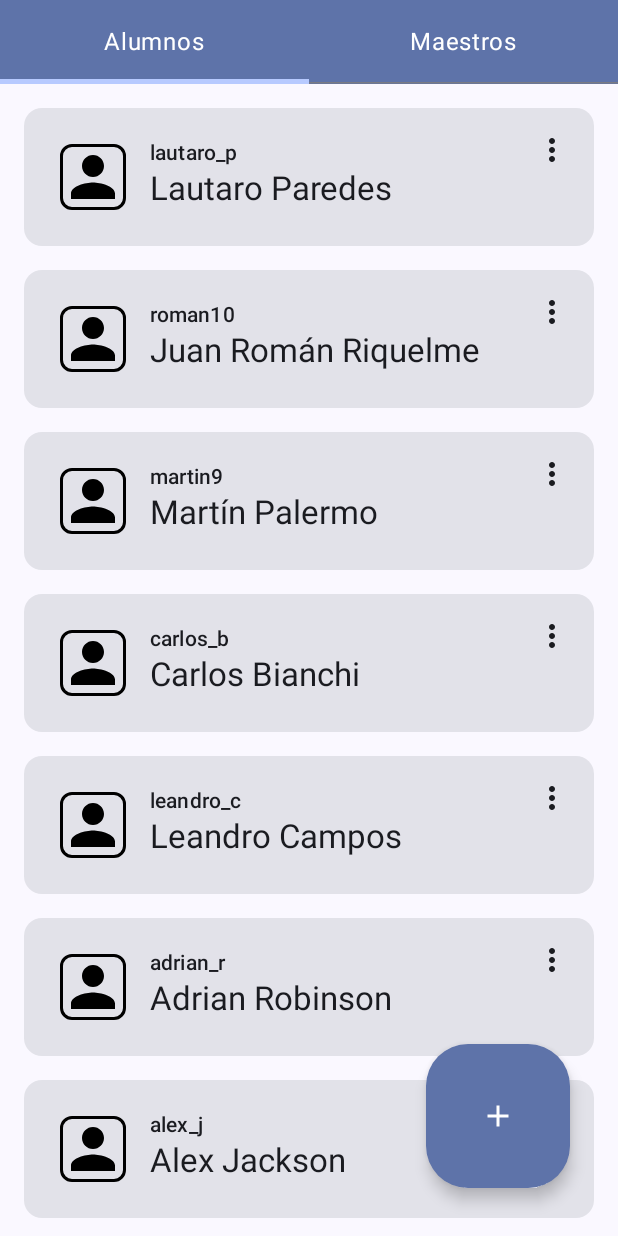
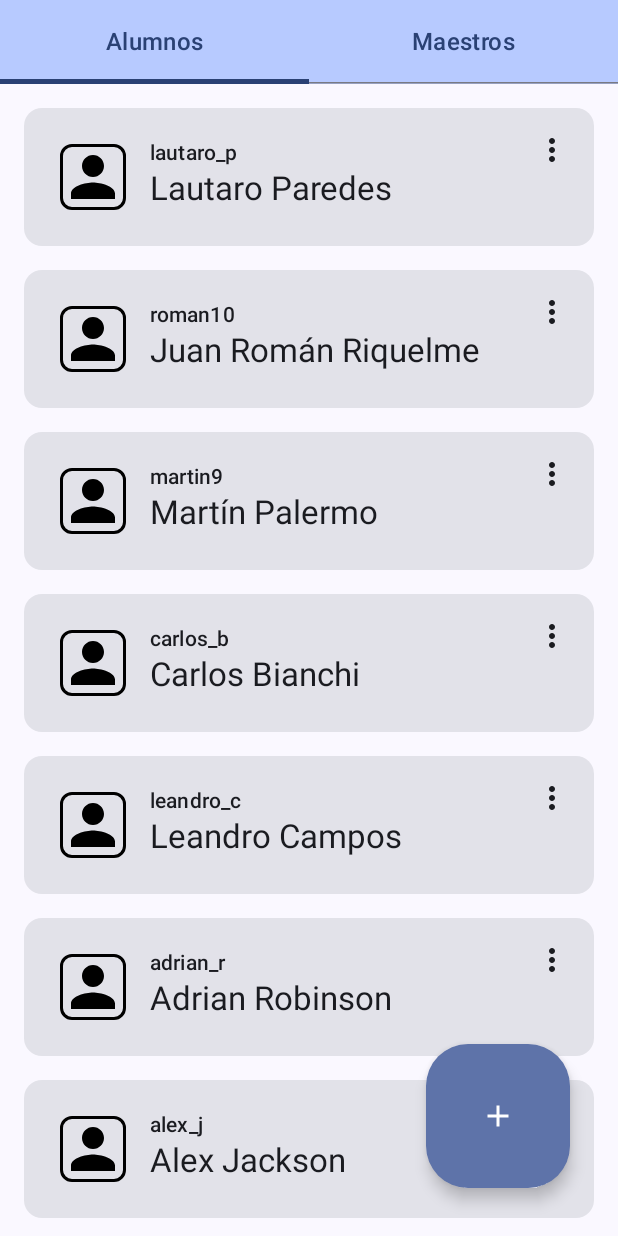
Before and after one commit to lautigc/juego-limpieza-caballo-CEDICA, an Android app built with Jetpack Compose: the ProfileListScreen screen opened through its navigation route, on a phone screen of 412 x 824 dp. Run offline under Robolectric (Android 15) with nearby library versions, the phone set to English and light mode, and no system bars; our stand-ins replace Room's generated code.

Commit message:
Mod: Se modifica paleta de colores del tab row component

```diff
--- a/app/src/main/java/com/cedica/cedica/ui/profile/screen/ProfileList.kt
+++ b/app/src/main/java/com/cedica/cedica/ui/profile/screen/ProfileList.kt
@@ -76,9 +76,9 @@ fun TabRowComponent(
     tabs: List<String>,
     contentScreens: List<@Composable () -> Unit>,
     modifier: Modifier = Modifier,
-    containerColor: Color = MaterialTheme.colorScheme.primaryContainer,
-    contentColor: Color = MaterialTheme.colorScheme.onPrimaryContainer,
-    indicatorColor: Color = MaterialTheme.colorScheme.inversePrimary
+    containerColor: Color = MaterialTheme.colorScheme.inversePrimary,
+    contentColor: Color = MaterialTheme.colorScheme.primary,
+    indicatorColor: Color = MaterialTheme.colorScheme.primary
 ) {
     // State to keep track of the selected tab index
     var selectedTabIndex by rememberSaveable { mutableIntStateOf(0) }
@@ -106,7 +106,7 @@ fun TabRowComponent(
                     onClick = { selectedTabIndex = index }
                 ) {
                     // Text displayed on the tab
-                    Text(text = tabTitle)
+                    Text(text = tabTitle, style = MaterialTheme.typography.titleMedium)
                 }
             }
         }
```
